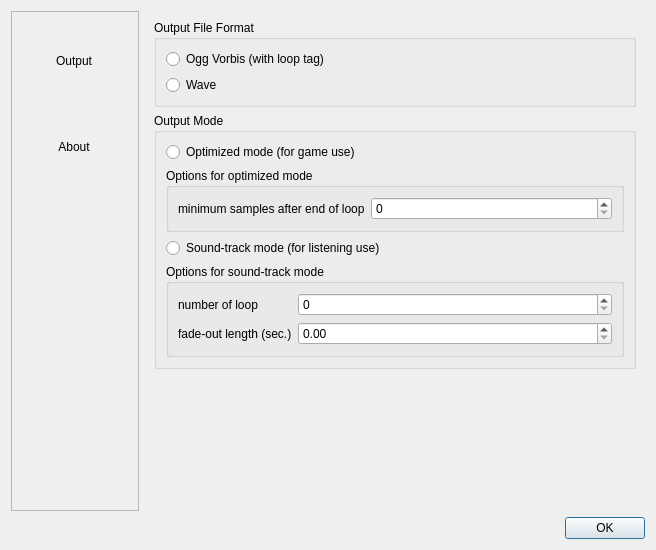
Qt form LoopMID2LoopOGG-GUI/forms/ConfigDialog.ui (WL-Amigo/LoopMID2LoopOGG) before a commit.
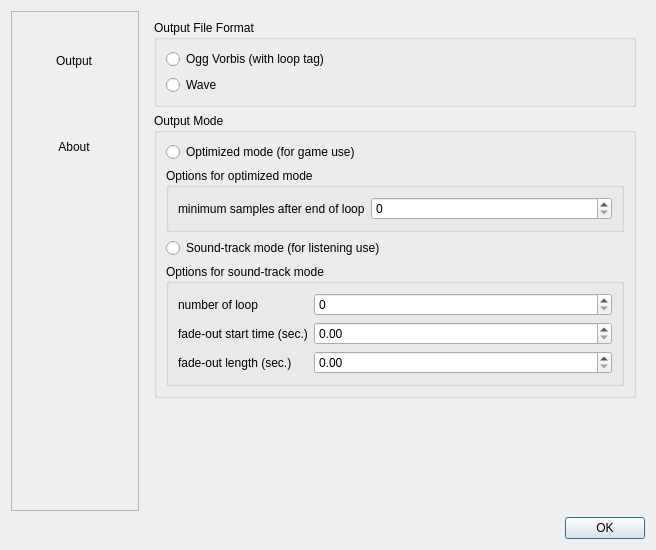
The same form after that commit. Icons and pictures are not drawn.

Commit message: add configulation point

```diff
--- a/LoopMID2LoopOGG-GUI/forms/ConfigDialog.ui
+++ b/LoopMID2LoopOGG-GUI/forms/ConfigDialog.ui
@@ -239,15 +239,25 @@
                  <item row="0" column="1">
                   <widget class="QSpinBox" name="spinBox_2"/>
                  </item>
-                 <item row="1" column="0">
+                 <item row="2" column="0">
                   <widget class="QLabel" name="label_3">
                    <property name="text">
                     <string>fade-out length (sec.)</string>
                    </property>
                   </widget>
                  </item>
+                 <item row="2" column="1">
+                  <widget class="QDoubleSpinBox" name="OMOSFOLength"/>
+                 </item>
                  <item row="1" column="1">
-                  <widget class="QDoubleSpinBox" name="doubleSpinBox"/>
+                  <widget class="QDoubleSpinBox" name="OMOSFOStartTime"/>
+                 </item>
+                 <item row="1" column="0">
+                  <widget class="QLabel" name="label_4">
+                   <property name="text">
+                    <string>fade-out start time (sec.)</string>
+                   </property>
+                  </widget>
                  </item>
                 </layout>
                </widget>
```
Left out of the diff: 12 changed lines with no effect on the pictures. The commit also changes 1 other file.
